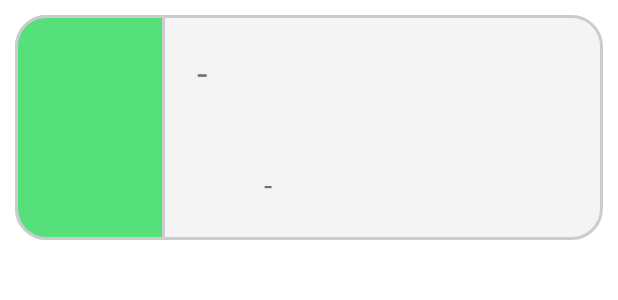
After one commit to ahmededdahby/YALLANL3BO, an Android app: the layout adapter_matchs.xml on its own in the app's theme, with its tools: preview values and no code run, on a phone screen of 412 x 824 dp. The commit adds this screen. Shown: the top 300 px of the screen. Run offline under Robolectric (Android 15) with nearby library versions, the phone set to English and light mode, and no system bars.

Commit message:
RecyclerView

```diff
--- a/app/build.gradle
+++ b/app/build.gradle
@@ -43,4 +43,8 @@ dependencies {
     implementation platform('com.google.firebase:firebase-bom:29.0.1')
     implementation 'com.google.firebase:firebase-analytics:20.0.0'
     implementation 'com.google.firebase:firebase-database:20.0.3'
+    implementation 'com.google.firebase:firebase-firestore:24.0.0'
+    implementation 'com.google.firebase:firebase-storage:20.0.0'
+    implementation 'com.firebaseui:firebase-ui-firestore:4.1.0'
+    implementation "androidx.paging:paging-runtime:3.1.0"
 }
--- a/app/src/main/AndroidManifest.xml
+++ b/app/src/main/AndroidManifest.xml
@@ -1,6 +1,8 @@
 <?xml version="1.0" encoding="utf-8"?>
 <manifest xmlns:android="http://schemas.android.com/apk/res/android"
     package="com.example.yallanl3bo">
+
+    <uses-permission android:name="android.permission.ACCESS_NETWORK_STATE" />
 
     <application
         android:allowBackup="true"
@@ -9,6 +11,9 @@
         android:roundIcon="@mipmap/ic_launcher_round"
         android:supportsRtl="true"
         android:theme="@style/Theme.YALLANL3BO">
+        <activity
+            android:name=".Accueil"
+            android:exported="false" />
         <activity
             android:name=".MainActivity"
             android:exported="true">
--- a/app/src/main/java/com/example/yallanl3bo/MainActivity.java
+++ b/app/src/main/java/com/example/yallanl3bo/MainActivity.java
@@ -3,12 +3,13 @@ package com.example.yallanl3bo;
 import androidx.appcompat.app.AppCompatActivity;
 
 import android.os.Bundle;
+import android.widget.TextView;
 
 public class MainActivity extends AppCompatActivity {
-
     @Override
     protected void onCreate(Bundle savedInstanceState) {
         super.onCreate(savedInstanceState);
         setContentView(R.layout.activity_main);
+
     }
 }
--- /dev/null
+++ b/app/src/main/res/drawable/border_green.xml
@@ -0,0 +1,18 @@
+<?xml version="1.0" encoding="utf-8"?>
+
+<shape
+    xmlns:android="http://schemas.android.com/apk/res/android"
+    android:shape="rectangle">
+
+    <corners android:topLeftRadius="20dp"
+        android:bottomLeftRadius="20dp"
+ />
+
+
+    <!-- This is the border color -->
+    <stroke android:width="2dp" android:color="#ccc" />
+
+    <!--- This is the background color -->
+    <solid android:color="#56E07B" />
+
+</shape>
--- /dev/null
+++ b/app/src/main/res/drawable/border_grey.xml
@@ -0,0 +1,15 @@
+<?xml version="1.0" encoding="utf-8"?>
+
+<shape
+    xmlns:android="http://schemas.android.com/apk/res/android"
+    android:shape="rectangle">
+
+    <corners android:radius="20dp" />
+
+    <!-- This is the border color -->
+    <stroke android:width="2dp" android:color="#ccc" />
+
+    <!--- This is the background color -->
+    <solid android:color="#F4F4F4" />
+
+</shape>
--- /dev/null
+++ b/app/src/main/res/layout/adapter_matchs.xml
@@ -0,0 +1,113 @@
+<?xml version="1.0" encoding="UTF-8"?>
+<LinearLayout xmlns:android="http://schemas.android.com/apk/res/android"
+    android:layout_width="match_parent"
+    android:layout_height="150dp"
+    android:layout_margin="10dp"
+    android:background="@drawable/border_grey"
+    >
+
+    <TextView
+        android:id="@+id/heureMatch"
+        android:layout_width="100dp"
+        android:layout_height="match_parent"
+        android:background="@drawable/border_green"
+        android:fontFamily="sans-serif-condensed-light"
+        android:gravity="center"
+        android:text="@string/heure"
+        android:textColor="@color/white"
+        android:textSize="26sp" />
+
+    <LinearLayout
+
+        android:layout_width="246dp"
+        android:layout_height="match_parent"
+        android:orientation="vertical">
+
+        <LinearLayout
+
+            android:layout_width="match_parent"
+            android:layout_height="wrap_content"
+            android:layout_marginStart="10dp"
+            android:layout_marginTop="15dp"
+            android:orientation="horizontal">
+
+            <TextView
+                android:id="@+id/sportCategory"
+                android:layout_width="wrap_content"
+                android:layout_height="wrap_content"
+                android:fontFamily="@font/poppins_bold"
+                android:text="@string/sport"
+                android:textColor="#293253"
+
+                android:textFontWeight="80"
+                android:textSize="20sp" />
+
+            <TextView
+                android:layout_width="wrap_content"
+                android:layout_height="wrap_content"
+                android:layout_margin="5dp"
+                android:text=" - "
+                android:textSize="25dp" />
+
+            <TextView
+                android:id="@+id/places"
+                android:layout_width="123dp"
+                android:layout_height="wrap_content"
+                android:fontFamily="@font/poppins_light"
+                android:textSize="18sp" />
+
+        </LinearLayout>
+
+        <TextView
+            android:id="@+id/terrain"
+            android:layout_width="match_parent"
+            android:layout_height="wrap_content"
+            android:layout_below="@id/sportCategory"
+            android:layout_marginStart="10dp"
+
+            android:fontFamily="@font/poppins"
+            android:text="@string/terrain"
+            android:textSize="20sp" />
+
+        <LinearLayout
+            android:layout_width="wrap_content"
+            android:layout_height="wrap_content"
+            android:layout_marginTop="10dp"
+            android:layout_marginBottom="10dp"
+            android:layout_marginStart="10dp">
+
+
+            <TextView
+                android:id="@+id/prix"
+                android:layout_width="50dp"
+                android:layout_height="match_parent"
+                android:layout_below="@id/terrain"
+                android:fontFamily="@font/poppins_light"
+                android:text="@string/prix"
+                android:textSize="20sp" />
+
+            <TextView
+                android:layout_width="wrap_content"
+                android:layout_height="match_parent"
+                android:layout_margin="1dp"
+                android:fontFamily="@font/poppins_light"
+                android:text=" - "
+                android:textSize="20sp" />
+
+            <TextView
+                android:id="@+id/duree"
+                android:layout_width="138dp"
+                android:layout_height="match_parent"
+
+                android:layout_below="@id/terrain"
+                android:fontFamily="@font/poppins_bold"
+                android:text="@string/duree"
+                android:textSize="20sp" />
+
+        </LinearLayout>
+
+
+    </LinearLayout>
+
+
+</LinearLayout>
--- a/app/src/main/res/values/strings.xml
+++ b/app/src/main/res/values/strings.xml
@@ -1,3 +1,13 @@
 <resources>
     <string name="app_name">YALLA NL3BO</string>
+    <string name="filter">FILTER</string>
+    <string name="title_activity_welcome">Welcome</string>
+    <string name="heure"></string>
+    <string name="sport"></string>
+    <string name="placesDisp"></string>
+    <string name="placesMax"></string>
+    <string name="terrain"></string>
+    <string name="prix"></string>
+    <string name="duree"></string>
+    <string name="places" />
 </resources>
```
Also changed, not shown: app/src/main/java/com/example/yallanl3bo/Accueil.java (added, +150 -0 lines), app/src/main/java/com/example/yallanl3bo/models/matchItem.java (added, +71 -0 lines), app/src/main/res/layout/accueil.xml (added, +61 -0 lines), app/src/main/res/drawable/filter.jpeg (added).
